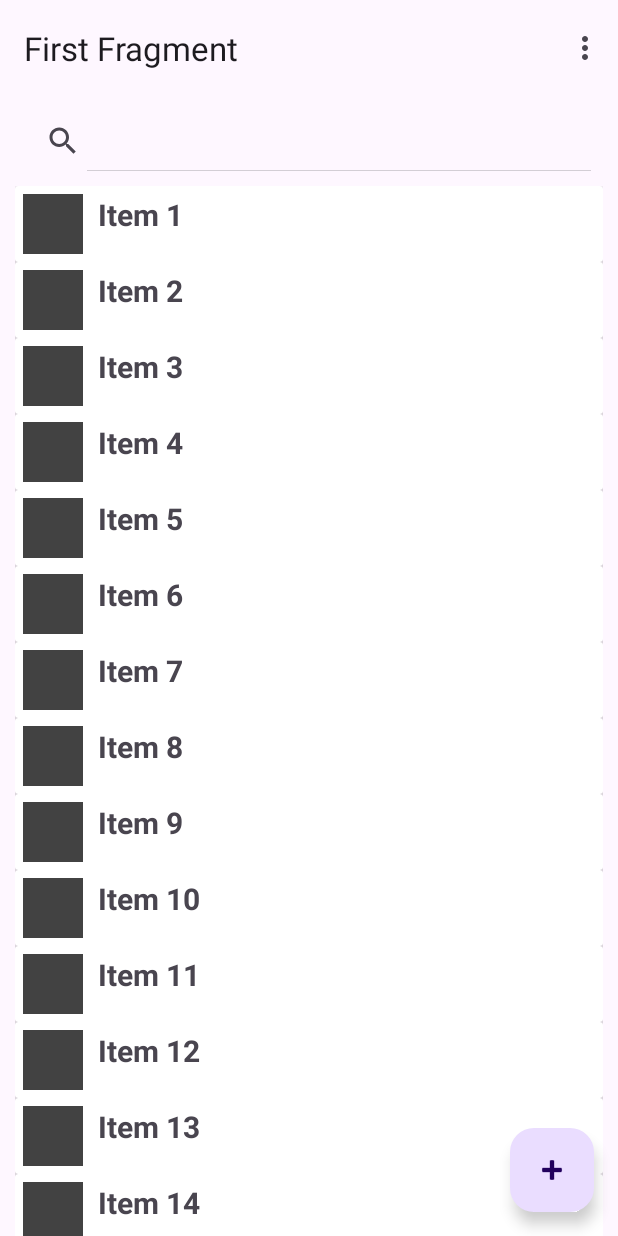
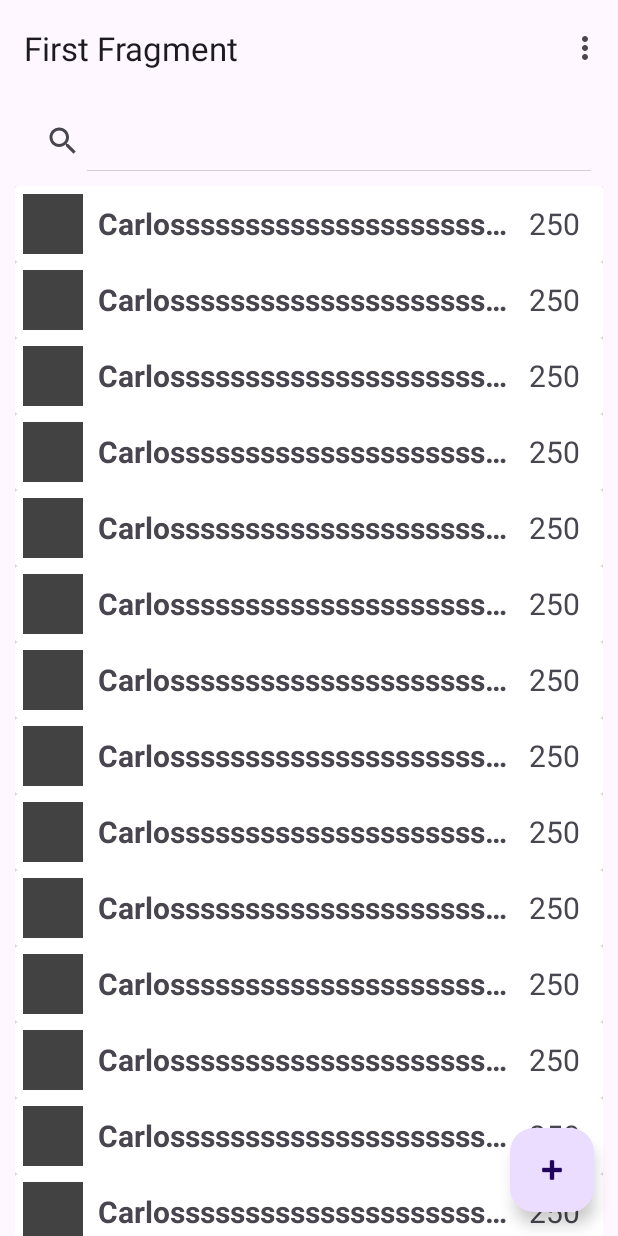
Before and after one commit to carldevoos/tamanui, an Android app: the screen it shows after launch (MainActivity), on a phone screen of 412 x 824 dp. Run offline under Robolectric (Android 15) with nearby library versions, the phone set to English and light mode, and no system bars; our stand-ins replace navigation-ui.

Commit message:
Update recycler main

```diff
--- a/app/build.gradle
+++ b/app/build.gradle
@@ -19,7 +19,8 @@ android {
 
     buildTypes {
         release {
-            minifyEnabled false
+            minifyEnabled true
+            shrinkResources true
             proguardFiles getDefaultProguardFile('proguard-android-optimize.txt'), 'proguard-rules.pro'
         }
     }
--- a/app/src/main/java/com/carldevoos/tamanui/CustomAdapter.kt
+++ b/app/src/main/java/com/carldevoos/tamanui/CustomAdapter.kt
@@ -28,7 +28,7 @@ class CustomAdapter(private val mList: List<ItemsViewModel>) :
         //holder.imageView.setImageResource()
 
         // sets the text to the textview from our itemHolder class
-        holder.textView.text = itemsViewModel.text
+        holder.textView.text = itemsViewModel.name
 
     }
 
@@ -40,6 +40,6 @@ class CustomAdapter(private val mList: List<ItemsViewModel>) :
     // Holds the views for adding it to image and text
     class ViewHolder(ItemView: View) : RecyclerView.ViewHolder(ItemView) {
         val imageView: ImageView = itemView.findViewById(R.id.imageview)
-        val textView: TextView = itemView.findViewById(R.id.textView)
+        val textView: TextView = itemView.findViewById(R.id.tv_name_debtor)
     }
 }
--- a/app/src/main/java/com/carldevoos/tamanui/FirstFragment.kt
+++ b/app/src/main/java/com/carldevoos/tamanui/FirstFragment.kt
@@ -42,7 +42,7 @@ class FirstFragment : Fragment() {
 
         val data = ArrayList<ItemsViewModel>()
         for (i in 1..20) {
-            data.add(ItemsViewModel( "Item " + i))
+            data.add(ItemsViewModel("Carlosssssssssssssssssssssssssssssssssssss" + i, (i * 10).toString()))
         }
         Log.d("onStart", data.size.toString())
         val adapter = CustomAdapter(data)
--- a/app/src/main/java/com/carldevoos/tamanui/ItemsViewModel.kt
+++ b/app/src/main/java/com/carldevoos/tamanui/ItemsViewModel.kt
@@ -1,5 +1,5 @@
 package com.carldevoos.tamanui
 
-class ItemsViewModel(val text: String) {
+class ItemsViewModel(val name: String, val pricing: String) {
 
 }
--- a/app/src/main/res/layout/card_view_design.xml
+++ b/app/src/main/res/layout/card_view_design.xml
@@ -1,11 +1,10 @@
 <?xml version="1.0" encoding="utf-8"?>
-<androidx.cardview.widget.CardView
-    xmlns:android="http://schemas.android.com/apk/res/android"
+<androidx.cardview.widget.CardView xmlns:android="http://schemas.android.com/apk/res/android"
     android:layout_width="match_parent"
     android:layout_height="wrap_content">
 
     <LinearLayout
-        android:layout_width="match_parent"
+        android:layout_width="fill_parent"
         android:layout_height="wrap_content"
         android:orientation="horizontal"
         android:padding="5dp">
@@ -14,17 +13,39 @@
             android:id="@+id/imageview"
             android:layout_width="40dp"
             android:layout_height="40dp"
-            android:src="@color/cardview_dark_background"/>
+            android:src="@color/cardview_dark_background" />
 
-        <TextView
-            android:id="@+id/textView"
+        <RelativeLayout
             android:layout_width="wrap_content"
             android:layout_height="wrap_content"
-            android:layout_marginStart="10dp"
-            android:text="Item"
-            android:textSize="20sp"
-            android:textStyle="bold" />
+            android:layout_gravity="center"
+            android:orientation="horizontal">
 
+
+            <TextView
+                android:id="@+id/tv_name_debtor"
+                android:layout_width="wrap_content"
+                android:layout_height="wrap_content"
+                android:layout_alignParentStart="true"
+                android:layout_marginStart="10dp"
+                android:layout_toStartOf="@+id/tv_amount"
+                android:ellipsize="end"
+                android:maxLines="1"
+                android:text="Carlosadsadsadasdadasdadsadsadsasdads"
+                android:textSize="20sp"
+                android:textStyle="bold" />
+
+            <TextView
+                android:id="@+id/tv_amount"
+                android:layout_width="wrap_content"
+                android:layout_height="wrap_content"
+                android:layout_alignParentEnd="true"
+                android:layout_marginStart="10dp"
+                android:layout_marginEnd="10dp"
+                android:maxLines="1"
+                android:text="250"
+                android:textSize="20sp" />
+
+        </RelativeLayout>
     </LinearLayout>
-
-</androidx.cardview.widget.CardView >
+</androidx.cardview.widget.CardView>
--- a/app/src/main/res/layout/fragment_first.xml
+++ b/app/src/main/res/layout/fragment_first.xml
@@ -1,5 +1,6 @@
 <?xml version="1.0" encoding="utf-8"?>
-<androidx.constraintlayout.widget.ConstraintLayout xmlns:android="http://schemas.android.com/apk/res/android"
+<androidx.constraintlayout.widget.ConstraintLayout
+    xmlns:android="http://schemas.android.com/apk/res/android"
     xmlns:app="http://schemas.android.com/apk/res-auto"
     xmlns:tools="http://schemas.android.com/tools"
     android:layout_width="match_parent"
```
Also changed, not shown: app/src/main/java/com/carldevoos/tamanui/sql/ListSQLiteHelper.kt (added, +34 -0 lines).
